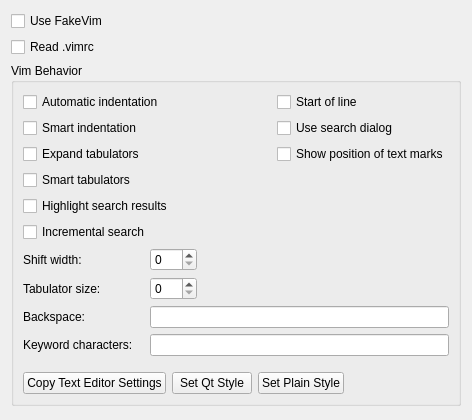
First picture: the form in src/plugins/fakevim/fakevimoptions.ui, repository qt-creator/qt-creator, before the edit.
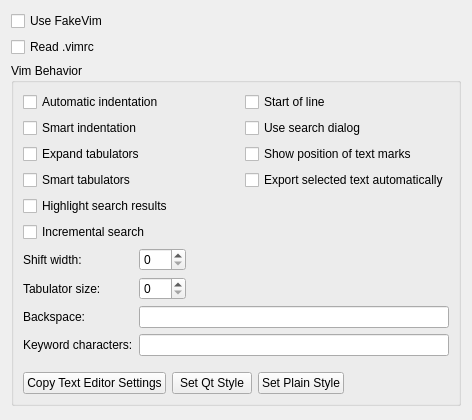
Second picture: the form after the edit.

Commit message: fakevim: improve selection interaction with main text editor

Diff of the .ui file:
```diff
--- a/src/plugins/fakevim/fakevimoptions.ui
+++ b/src/plugins/fakevim/fakevimoptions.ui
@@ -73,6 +73,16 @@
         </property>
        </widget>
       </item>
+      <item row="3" column="2">
+       <widget class="QCheckBox" name="checkBoxExportSelection">
+        <property name="text">
+         <string>Export selected text automatically</string>
+        </property>
+        <property name="toolTip">
+         <string>This might slow down editing</string>
+        </property>
+       </widget>
+      </item>
       <item row="3" column="0" colspan="2">
        <widget class="QCheckBox" name="checkBoxSmartTab">
         <property name="text">
```
The commit also changes 4 other files.
